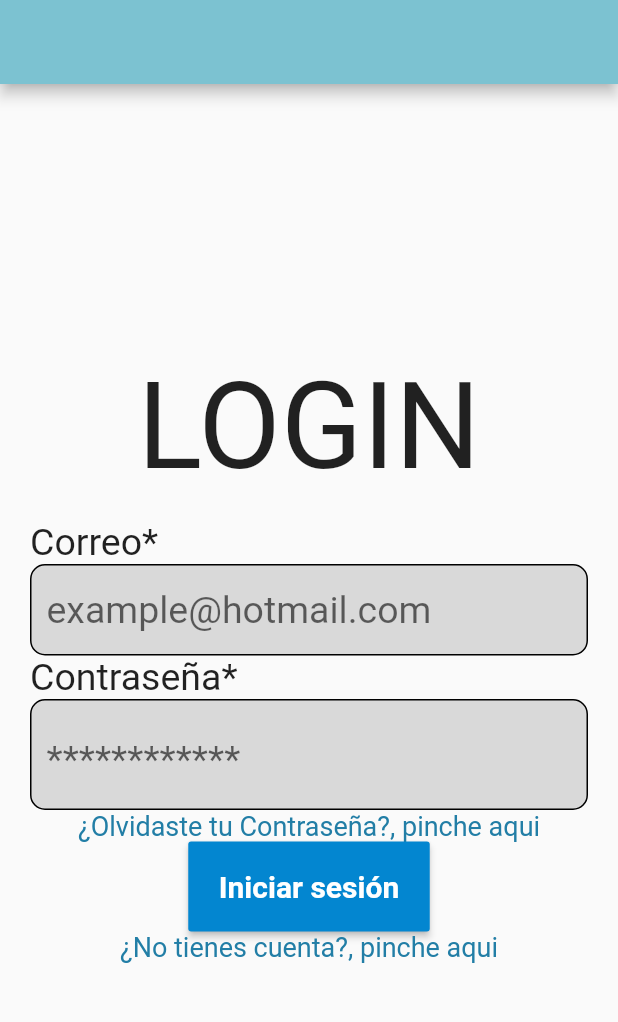
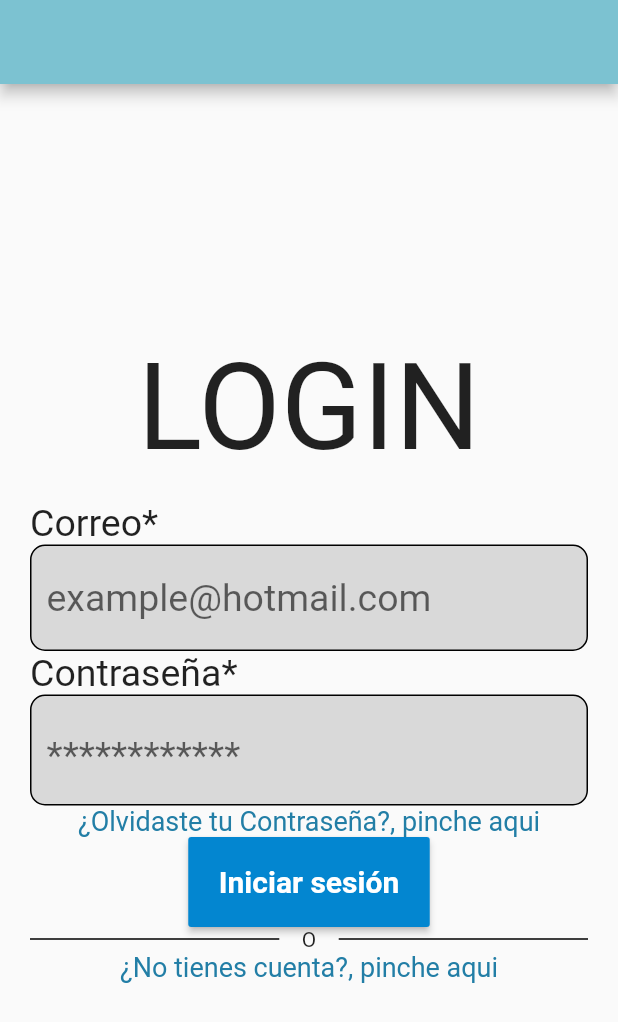
Before and after one commit to DavidEMV1622/app_bidi_login, a Flutter app: the screen it shows after launch, on a phone screen of 412 x 824 dp. Shown: the top 1022 px of the screen. Run offline on Flutter 3.47's test engine with Material 2 defaults, Android fonts, the phone set to English and light mode, and no system bars.

Commit message:
Colores y divider

```diff
--- /dev/null
+++ b/lib/src/colors/colors.dart
@@ -0,0 +1,8 @@
+import 'package:flutter/material.dart';
+
+// Clase "CustomColors" para definir cada color
+class CustomColors {
+  static const Color colorAppBar = Color.fromRGBO(124, 194, 209, 100); // Color del AppBar
+  static const Color colorButton = Color.fromRGBO(3, 134, 208, 1); // Color de Botones
+  static const Color accentColor = Color(0xFF99CC00);
+}
--- a/lib/src/pages/Login_page.dart
+++ b/lib/src/pages/Login_page.dart
@@ -1,4 +1,6 @@
 import 'package:flutter/material.dart';
+
+import '../colors/colors.dart';
 
 class LoginPage extends StatefulWidget {
   @override
@@ -8,7 +10,7 @@ class LoginPage extends StatefulWidget {
 class _LoginPageState extends State<LoginPage> {
   // Variable para el estilo del texto
   final TextStyle _estiloTexto = new TextStyle(fontSize: 25);
-  // Variable de tipo boolean para icono de mostrar o no contrasenia
+  // Variable de tipo boolean para icono de si o no mostrar contrasenia
   bool passenable = true;
 
   @override
@@ -17,21 +19,19 @@ class _LoginPageState extends State<LoginPage> {
     return Scaffold(
       // Barra principal de navegación "AppBar"
       appBar: AppBar(
-        backgroundColor: Color.fromRGBO(124, 194, 209, 100), // Color de fondo
+        backgroundColor: CustomColors.colorAppBar, // Color del AppBar por medio de la clase "CustomColors"
       ),
 
-      // Cuerpo o contenido de la aplicación "body"
+      // ---- Cuerpo o contenido de la aplicación "body" ----
       body: Center(
         child: Padding(
-          padding: EdgeInsets.all(20),
-          child: Column(
-            // Se acomoda el contenido como una columna
+          padding: EdgeInsets.all(20), // Separación entre todos los widgets y el borde del celular
+          child: Column( // Se acomoda el contenido en columna
 
             mainAxisAlignment:
                 MainAxisAlignment.center, // Define la posición de los widgets
 
-            children: <Widget>[
-              /* Se usa el widget "children" que son
+            children: <Widget>[ /* Se usa el widget "children" que son
                                 los hijos o cadenas de widget que se van
                                 a unir */
 
@@ -47,10 +47,7 @@ class _LoginPageState extends State<LoginPage> {
               Align(
                 //alignment: Alignment(-1.0, 0.0),
                 alignment: Alignment.centerLeft,
-                child: Text(
-                  "Correo*",
-                  style: _estiloTexto,
-                ),
+                child: Text("Correo*", style: _estiloTexto,),
               ),
 
               // ---- Llamado Widget para un campo de texto para ingresar correo ----
@@ -60,10 +57,7 @@ class _LoginPageState extends State<LoginPage> {
               Align(
                 //alignment: Alignment(-1.0, 0.0),
                 alignment: Alignment.centerLeft,
-                child: Text(
-                  "Contraseña*",
-                  style: _estiloTexto,
-                ),
+                child: Text("Contraseña*", style: _estiloTexto,),
               ),
 
               // ---- Campo de texto para ingresar contrasenia ----
@@ -73,8 +67,7 @@ class _LoginPageState extends State<LoginPage> {
               Align(
                 //alignment: Alignment(-1.0, 0.0),
                 alignment: Alignment.center,
-                child: Text(
-                  "¿Olvidaste tu Contraseña?, pinche aqui",
+                child: Text("¿Olvidaste tu Contraseña?, pinche aqui",
                   style: TextStyle(
                     fontSize: 18,
                     color: Color.fromRGBO(34, 126, 166, 1),
@@ -82,8 +75,24 @@ class _LoginPageState extends State<LoginPage> {
                 ),
               ),
 
-              // ---- Boton de Inicio de sesión ----
+              // ---- Boton "Iniciar de sesión" ----
               _buttonSesion(),
+
+              // ---- Linea de separación con "Divider" ----
+              Row(
+                  children: <Widget>[
+                      Expanded(
+                          child: Divider(color: Colors.black, thickness: 1,)
+                      ),
+
+                      Container( child: Text("O"), margin: EdgeInsets.symmetric(horizontal: 15),),
+
+                      Expanded(
+                          child: Divider(color: Colors.black, thickness: 1,)
+                      ),
+                  ]
+              ),
+              // ---------------------------------------------
 
               // ---- Texto para un link si no tienes cuenta----
               Align(
@@ -106,30 +115,27 @@ class _LoginPageState extends State<LoginPage> {
   // ---- Widget para el campo de texto "Correo" ----
   Widget _textFieldEmail() {
     return Container(
+      // Permite definir el diseño de la caja de texto "BoxDecoration"
       decoration: BoxDecoration(
-        // Permite definir el diseño de la caja de texto
         color: Color.fromRGBO(217, 217, 217, 1), // Color del input
-        borderRadius: // Define los bordes redondeados
-            BorderRadius.circular(10.0),
-        border: Border.all(
-          // Define el grosor y color de borde
+        borderRadius: BorderRadius.circular(10.0), // Define los bordes redondeados
+        border: Border.all( // Define el grosor y color de borde
           color: Colors.black,
           width: 1.0,
         ),
       ),
-      padding: EdgeInsets.symmetric(
       // Espaciado entre el borde y el contenido
-          horizontal: 10.0,
-          vertical: 15.0),
-      // margin: EdgeInsets.symmetric(horizontal: 10.0),
+      padding: EdgeInsets.symmetric(horizontal: 10.0, vertical: 20.0),
+      //margin: EdgeInsets.symmetric(horizontal: 10.0),
 
       // Uso de un input (Campo de texto)
       child: TextField(
             style: TextStyle(fontSize: 25), // Tamanio del texto
-          decoration: InputDecoration.collapsed(
-            // Quita la linea que viene por defecto en el input
+            decoration: InputDecoration.collapsed( /* Quita la linea que viene por
+                                                  defecto en el input "InputDecoration.collapsed" */
               hintText: "example@hotmail.com", // Place holder en el input
-          )),
+            )
+          ),
       /*
           height: 40.0,
           width: 1000.0,
@@ -153,8 +159,7 @@ class _LoginPageState extends State<LoginPage> {
 
       // Uso de un input (Campo de texto)
       child: TextField(
-        obscureText:
-            passenable, // Oculta el contenido si es "true" y lo muestra si es "false"
+        obscureText: passenable, // Oculta el contenido si es "true" y lo muestra si es "false"
         style: TextStyle(fontSize: 25),
         decoration: InputDecoration(
           hintText: "************",
@@ -173,12 +178,13 @@ class _LoginPageState extends State<LoginPage> {
                     } else {
                       passenable = true;
                     }
-                  });
+                  }
+                );
               },
             // Agrega un icono para mostrar y otro para no mostrar contrasenia
-                icon: new Icon(passenable == true
-                    ? Icons.visibility_off
-                    : Icons.visibility))),
+            icon: new Icon(passenable == true ? Icons.visibility_off : Icons.visibility)
+          )
+        ),
       ),
     );
   }
@@ -189,15 +195,12 @@ class _LoginPageState extends State<LoginPage> {
       minWidth: 161, // Ancho del boton
       height: 60, // Altp del boton
       onPressed: () {}, // Animación al presionar
-      color: Color.fromRGBO(3, 134, 208, 1), // Color al boton
+      color: CustomColors.colorButton, // Color del boton por medio de la clase "CustomColors"
 
       // Agregar texto dentro del boton
       child: Text(
         'Iniciar sesión',
-        style: TextStyle(
-          color: Colors.white,
-          fontSize: 20,
-          fontWeight: FontWeight.bold,
+        style: TextStyle( color: Colors.white, fontSize: 20, fontWeight: FontWeight.bold,
         ),
       ),
     );
```
Also changed, not shown: pubspec.lock. Lines whose indentation alone changed are shown as unchanged.
